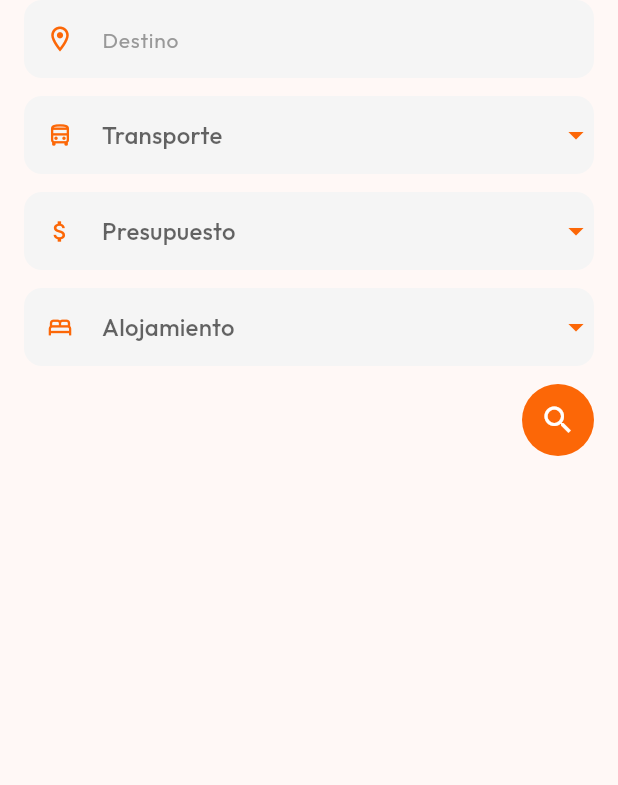
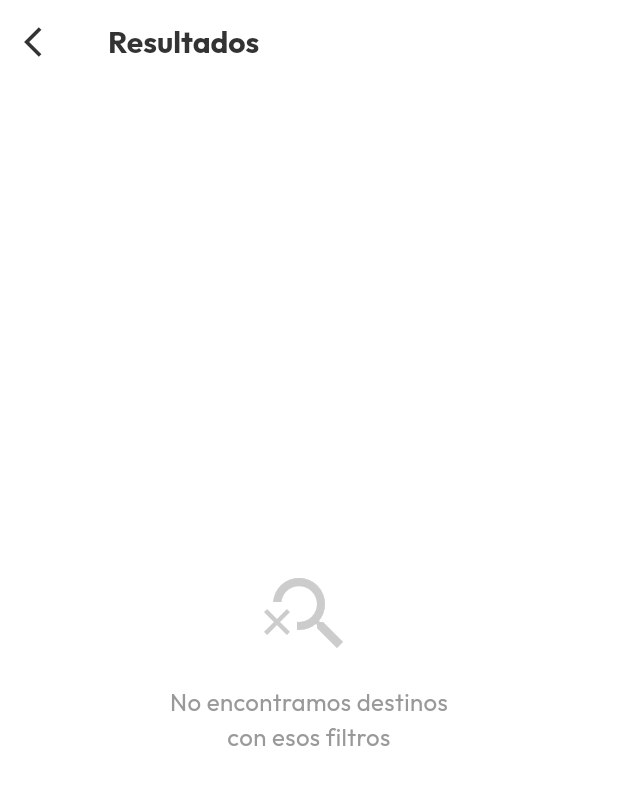
Before and after one commit to gdicecilia-d/SamanGo, a Flutter app: the SearchBarWidget widget shown alone on an empty page, opened directly, after a tap on the "search" icon, on a phone screen of 412 x 824 dp. Shown: the top 785 px of the screen. Run offline on Flutter 3.47's test engine with Material 3 defaults, Android fonts, the light colour scheme and no system bars; our stand-ins replace cloud_firestore, file_picker, firebase_auth, firebase_core, firebase_storage, google_fonts and 1 more; accounts and stored records are empty.

Commit message:
Buscador del estudiante

```diff
--- /dev/null
+++ b/lib/views/student/search_results_view.dart
@@ -0,0 +1,345 @@
+// Pantalla que muestra los resultados de la búsqueda
+import 'package:flutter/material.dart';
+import 'package:google_fonts/google_fonts.dart';
+import 'package:cloud_firestore/cloud_firestore.dart';
+
+class SearchResultsView extends StatefulWidget {
+  // Filtros que llegan desde el buscador
+  final String destino;
+  final String? transporte;
+  final String? presupuesto;
+  final String? alojamiento;
+
+  const SearchResultsView({
+    super.key,
+    required this.destino,
+    this.transporte,
+    this.presupuesto,
+    this.alojamiento,
+  });
+
+  @override
+  State<SearchResultsView> createState() => _SearchResultsViewState();
+}
+
+class _SearchResultsViewState extends State<SearchResultsView> {
+
+  // Consulta Firestore y aplica los filtros seleccionados
+  Future<List<Map<String, dynamic>>> _buscarDestinos() async {
+    Query query = FirebaseFirestore.instance.collection('destinos');
+
+    // Filtra por transporte si el usuario eligió uno específico
+    if (widget.transporte != null && widget.transporte != 'Todos') {
+      query = query.where('transporte', isEqualTo: widget.transporte);
+    }
+
+    // Filtra por alojamiento si el usuario eligió uno específico
+    if (widget.alojamiento != null && widget.alojamiento != 'Todos') {
+      query = query.where('alojamiento', isEqualTo: widget.alojamiento);
+    }
+
+    // Trae los documentos de Firestore
+    final snapshot = await query.get();
+    final todos = snapshot.docs.map((doc) {
+      return {'id': doc.id, ...doc.data() as Map<String, dynamic>};
+    }).toList();
+
+    // Filtra por texto del destino (busca en nombre y ubicación)
+    final texto = widget.destino.toLowerCase().trim();
+    final filtrados = texto.isEmpty
+        ? todos
+        : todos.where((d) {
+            final nombre = (d['nombre'] ?? '').toString().toLowerCase();
+            final ubicacion = (d['ubicacion'] ?? '').toString().toLowerCase();
+            return nombre.contains(texto) || ubicacion.contains(texto);
+          }).toList();
+
+    // Aplica el filtro de presupuesto si fue seleccionado
+    if (widget.presupuesto != null && widget.presupuesto != 'Todos') {
+      return _filtrarPorPresupuesto(filtrados, widget.presupuesto!);
+    }
+
+    return filtrados;
+  }
+
+  // Filtra la lista por rango de precio
+  List<Map<String, dynamic>> _filtrarPorPresupuesto(
+    List<Map<String, dynamic>> lista,
+    String rango,
+  ) {
+    double min = 0;
+    double max = double.infinity;
+
+    // Asigna el rango según la opción elegida
+    if (rango == '\$0 - \$50') { min = 0; max = 50; }
+    else if (rango == '\$50 - \$100') { min = 50; max = 100; }
+    else if (rango == '\$100 - \$200') { min = 100; max = 200; }
+    else if (rango == '\$200+') { min = 200; max = double.infinity; }
+
+    return lista.where((d) {
+      final precio = (d['precio'] ?? 0).toDouble();
+      return precio >= min && precio <= max;
+    }).toList();
+  }
+
+  @override
+  Widget build(BuildContext context) {
+    return Scaffold(
+      backgroundColor: Colors.white,
+      appBar: AppBar(
+        backgroundColor: Colors.white,
+        elevation: 0,
+        // Botón para volver a la pantalla anterior
+        leading: IconButton(
+          icon: const Icon(Icons.arrow_back_ios, color: Color(0xFF333333)),
+          onPressed: () => Navigator.pop(context),
+        ),
+        title: Text(
+          'Resultados',
+          style: GoogleFonts.outfit(
+            fontSize: 20,
+            fontWeight: FontWeight.bold,
+            color: const Color(0xFF333333),
+          ),
+        ),
+      ),
+      body: Column(
+        crossAxisAlignment: CrossAxisAlignment.start,
+        children: [
+          // Chips que muestran los filtros activos
+          _buildFiltrosActivos(),
+          Expanded(
+            child: FutureBuilder<List<Map<String, dynamic>>>(
+              future: _buscarDestinos(),
+              builder: (context, snapshot) {
+                // Mientras carga muestra un indicador
+                if (snapshot.connectionState == ConnectionState.waiting) {
+                  return const Center(
+                    child: CircularProgressIndicator(color: Color(0xFFFC6707)),
+                  );
+                }
+                // Si hubo un error lo muestra
+                if (snapshot.hasError) {
+                  return Center(
+                    child: Text(
+                      'Error al cargar resultados',
+                      style: GoogleFonts.outfit(color: Colors.red),
+                    ),
+                  );
+                }
+                final resultados = snapshot.data ?? [];
+                // Si no hay resultados muestra un mensaje
+                if (resultados.isEmpty) {
+                  return _buildSinResultados();
+                }
+                // Si hay resultados los muestra en lista
+                return _buildListaResultados(resultados);
+              },
+            ),
+          ),
+        ],
+      ),
+    );
+  }
+
+  // Muestra chips naranjas con cada filtro que el usuario aplicó
+  Widget _buildFiltrosActivos() {
+    final filtros = <String>[];
+    if (widget.destino.isNotEmpty) filtros.add(widget.destino);
+    if (widget.transporte != null && widget.transporte != 'Todos') filtros.add(widget.transporte!);
+    if (widget.presupuesto != null && widget.presupuesto != 'Todos') filtros.add(widget.presupuesto!);
+    if (widget.alojamiento != null && widget.alojamiento != 'Todos') filtros.add(widget.alojamiento!);
+
+    // Si no hay filtros no muestra nada
+    if (filtros.isEmpty) return const SizedBox.shrink();
+
+    return Padding(
+      padding: const EdgeInsets.symmetric(horizontal: 16, vertical: 8),
+      child: Wrap(
+        spacing: 8,
+        children: filtros.map((f) => Chip(
+          label: Text(f, style: GoogleFonts.outfit(fontSize: 13, color: Colors.white)),
+          backgroundColor: const Color(0xFFFC6707),
+          padding: const EdgeInsets.symmetric(horizontal: 4),
+        )).toList(),
+      ),
+    );
+  }
+
+  // Mensaje cuando no hay destinos que coincidan con la búsqueda
+  Widget _buildSinResultados() {
+    return Center(
+      child: Column(
+        mainAxisAlignment: MainAxisAlignment.center,
+        children: [
+          const Icon(Icons.search_off, size: 64, color: Color(0xFFCCCCCC)),
+          const SizedBox(height: 16),
+          Text(
+            'No encontramos destinos\ncon esos filtros',
+            textAlign: TextAlign.center,
+            style: GoogleFonts.outfit(fontSize: 16, color: const Color(0xFF999999)),
+          ),
+        ],
+      ),
+    );
+  }
+
+  // Lista scrolleable con todas las tarjetas de resultados
+  Widget _buildListaResultados(List<Map<String, dynamic>> resultados) {
+    return ListView.separated(
+      padding: const EdgeInsets.all(16),
+      itemCount: resultados.length,
+      separatorBuilder: (_, __) => const SizedBox(height: 16),
+      itemBuilder: (context, index) {
+        return _buildResultCard(resultados[index]);
+      },
+    );
+  }
+
+  // Tarjeta individual con la info de cada destino
+  Widget _buildResultCard(Map<String, dynamic> destino) {
+    // Saca los datos del documento de Firestore
+    final imagen = destino['imagen'] ?? '';
+    final nombre = destino['nombre'] ?? 'Sin nombre';
+    final ubicacion = destino['ubicacion'] ?? '';
+    final precio = (destino['precio'] ?? 0).toDouble();
+    final transporte = destino['transporte'] ?? '';
+    final alojamiento = destino['alojamiento'] ?? '';
+
+    return Container(
+      decoration: BoxDecoration(
+        color: Colors.white,
+        borderRadius: BorderRadius.circular(16),
+        boxShadow: [
+          BoxShadow(
+            color: Colors.black.withOpacity(0.07),
+            blurRadius: 10,
+            offset: const Offset(0, 3),
+          ),
+        ],
+      ),
+      child: Row(
+        children: [
+          // Imagen del destino a la izquierda
+          ClipRRect(
+            borderRadius: const BorderRadius.only(
+              topLeft: Radius.circular(16),
+              bottomLeft: Radius.circular(16),
+            ),
+            child: imagen.isNotEmpty
+                ? Image.network(
+                    imagen,
+                    width: 110,
+                    height: 110,
+                    fit: BoxFit.cover,
+                    errorBuilder: (_, __, ___) => _buildImagenPlaceholder(),
+                  )
+                : _buildImagenPlaceholder(),
+          ),
+          // Información del destino a la derecha
+          Expanded(
+            child: Padding(
+              padding: const EdgeInsets.all(12),
+              child: Column(
+                crossAxisAlignment: CrossAxisAlignment.start,
+                children: [
+                  // Nombre del destino
+                  Text(
+                    nombre,
+                    style: GoogleFonts.outfit(
+                      fontSize: 16,
+                      fontWeight: FontWeight.bold,
+                      color: const Color(0xFF333333),
+                    ),
+                  ),
+                  const SizedBox(height: 4),
+                  // Ubicación con ícono de pin
+                  Row(
+                    children: [
+                      const Icon(Icons.location_on_outlined, size: 14, color: Color(0xFFFC6707)),
+                      const SizedBox(width: 2),
+                      Expanded(
+                        child: Text(
+                          ubicacion,
+                          style: GoogleFonts.outfit(fontSize: 13, color: const Color(0xFF888888)),
+                          overflow: TextOverflow.ellipsis,
+                        ),
+                      ),
+                    ],
+                  ),
+                  const SizedBox(height: 6),
+                  // Tags de transporte y alojamiento
+                  Wrap(
+                    spacing: 6,
+                    children: [
+                      if (transporte.isNotEmpty) _buildTag(transporte, Icons.directions_bus_outlined),
+                      if (alojamiento.isNotEmpty) _buildTag(alojamiento, Icons.bed_outlined),
+                    ],
+                  ),
+                  const SizedBox(height: 8),
+                  // Precio y botón ver más
+                  Row(
+                    mainAxisAlignment: MainAxisAlignment.spaceBetween,
+                    children: [
+                      Text(
+                        '\$${precio.toStringAsFixed(0)}',
+                        style: GoogleFonts.outfit(
+                          fontSize: 18,
+                          fontWeight: FontWeight.bold,
+                          color: const Color(0xFFFC6707),
+                        ),
+                      ),
+                      TextButton(
+                        onPressed: () {},
+                        child: Text(
+                          'Ver más',
+                          style: GoogleFonts.outfit(
+                            fontSize: 13,
+                            color: const Color(0xFFFC6707),
+                            fontWeight: FontWeight.w600,
+                          ),
+                        ),
+                      ),
+                    ],
+                  ),
+                ],
+              ),
+            ),
+          ),
+        ],
+      ),
+    );
+  }
+
+  // Cuadro gris que aparece cuando un destino no tiene imagen
+  Widget _buildImagenPlaceholder() {
+    return Container(
+      width: 110,
+      height: 110,
+      color: const Color(0xFFFDDBB3),
+      child: const Icon(Icons.image, color: Color(0xFFFC6707), size: 32),
+    );
+  }
+
+  // Tag pequeño con ícono para mostrar transporte o alojamiento
+  Widget _buildTag(String texto, IconData icon) {
+    return Container(
+      padding: const EdgeInsets.symmetric(horizontal: 8, vertical: 3),
+      decoration: BoxDecoration(
+        color: const Color(0xFFFFF3EB),
+        borderRadius: BorderRadius.circular(20),
+      ),
+      child: Row(
+        mainAxisSize: MainAxisSize.min,
+        children: [
+          Icon(icon, size: 12, color: const Color(0xFFFC6707)),
+          const SizedBox(width: 3),
+          Text(
+            texto,
+            style: GoogleFonts.outfit(fontSize: 11, color: const Color(0xFFFC6707)),
+          ),
+        ],
+      ),
+    );
+  }
+}
--- a/lib/views/student/widgets/search_bar.dart
+++ b/lib/views/student/widgets/search_bar.dart
@@ -1,6 +1,7 @@
 // Buscador multicriterio
 import 'package:flutter/material.dart';
 import 'package:google_fonts/google_fonts.dart';
+import '../search_results_view.dart';
 
 class SearchBarWidget extends StatefulWidget {
   const SearchBarWidget({super.key});
@@ -10,45 +11,67 @@ class SearchBarWidget extends StatefulWidget {
 }
 
 class _SearchBarWidgetState extends State<SearchBarWidget> {
+  // Controlador del campo de texto de destino
   final TextEditingController _destinoController = TextEditingController();
+
+  // Valores seleccionados en los filtros
   String? _selectedTransporte;
   String? _selectedPresupuesto;
   String? _selectedAlojamiento;
 
+  // Opciones de cada filtro
   final List<String> _transportes = ['Todos', 'Bus', 'Avión', 'Barco', '4x4'];
   final List<String> _presupuestos = ['Todos', '\$0 - \$50', '\$50 - \$100', '\$100 - \$200', '\$200+'];
   final List<String> _alojamientos = ['Todos', 'Hotel', 'Posada', 'Camping', 'Eco lodge'];
+
+  // Abre la pantalla de resultados con los filtros que el usuario eligió
+void _buscar() {
+    final ctx = context;
+    WidgetsBinding.instance.addPostFrameCallback((_) {
+      Navigator.of(ctx, rootNavigator: true).push(
+        MaterialPageRoute(
+          builder: (_) => SearchResultsView(
+            destino: _destinoController.text.trim(),
+            transporte: _selectedTransporte,
+            presupuesto: _selectedPresupuesto,
+            alojamiento: _selectedAlojamiento,
+          ),
+        ),
+      );
+    });
+  }
 
   @override
   Widget build(BuildContext context) {
     final screenWidth = MediaQuery.of(context).size.width;
     final isMobile = screenWidth < 850;
 
+    // Muestra el layout según el tamaño de pantalla
     if (isMobile) {
       return _buildMobileLayout();
     }
     return _buildDesktopLayout();
   }
 
-  // Cell
+  // Layout móvil: campos apilados uno debajo del otro
   Widget _buildMobileLayout() {
     return Container(
       margin: const EdgeInsets.symmetric(horizontal: 16),
       child: Column(
         children: [
-          // Destino
+          // Campo de texto para escribir el destino
           _buildMobileField('Destino', Icons.location_on_outlined, isDropdown: false),
           const SizedBox(height: 12),
-          // Transporte
+          // Dropdown de transporte
           _buildMobileField('Transporte', Icons.directions_bus_outlined, options: _transportes),
           const SizedBox(height: 12),
-          // Presupuesto
+          // Dropdown de presupuesto
           _buildMobileField('Presupuesto', Icons.attach_money_outlined, options: _presupuestos),
           const SizedBox(height: 12),
-          // Alojamiento
+          // Dropdown de alojamiento
           _buildMobileField('Alojamiento', Icons.bed_outlined, options: _alojamientos),
           const SizedBox(height: 12),
-          // Lupa (botón buscar)
+          // Botón de búsqueda alineado a la derecha
           Align(
             alignment: Alignment.centerRight,
             child: Container(
@@ -58,7 +81,7 @@ class _SearchBarWidgetState extends State<SearchBarWidget> {
               ),
               child: IconButton(
                 icon: const Icon(Icons.search, color: Colors.white, size: 24),
-                onPressed: () {},
+                onPressed: _buscar,
               ),
             ),
           ),
@@ -67,8 +90,11 @@ class _SearchBarWidgetState extends State<SearchBarWidget> {
     );
   }
 
+  // Crea un campo individual para el layout móvil
+  // Si isDropdown es false, muestra un TextField; si es true, muestra un Dropdown
   Widget _buildMobileField(String hint, IconData icon, {List<String>? options, bool isDropdown = true}) {
     if (!isDropdown) {
+      // Campo de texto libre para el destino
       return Container(
         decoration: BoxDecoration(
           color: const Color(0xFFF5F5F5),
@@ -86,6 +112,8 @@ class _SearchBarWidgetState extends State<SearchBarWidget> {
         ),
       );
     }
+
+    // Dropdown con las opciones del filtro
     return Container(
       decoration: BoxDecoration(
         color: const Color(0xFFF5F5F5),
@@ -104,6 +132,7 @@ class _SearchBarWidgetState extends State<SearchBarWidget> {
           return DropdownMenuItem(value: option, child: Text(option, style: GoogleFonts.outfit(fontSize: 14)));
         }).toList(),
         onChanged: (value) {
+          // Guarda el valor seleccionado según el filtro
           setState(() {
             if (hint == 'Transporte') _selectedTransporte = value;
             if (hint == 'Presupuesto') _selectedPresupuesto = value;
@@ -116,7 +145,7 @@ class _SearchBarWidgetState extends State<SearchBarWidget> {
     );
   }
 
-  // Compu
+  // Layout escritorio: todos los campos en una sola fila con imagen de fondo
   Widget _buildDesktopLayout() {
     return Container(
       margin: const EdgeInsets.symmetric(horizontal: 24),
@@ -138,19 +167,24 @@ class _SearchBarWidgetState extends State<SearchBarWidget> {
           ),
           child: Row(
             children: [
+              // Campo de destino
               _buildDesktopField('Destino', Icons.location_on_outlined, isDropdown: false),
               _buildDivider(),
+              // Dropdown de transporte
               _buildDesktopField('Transporte', Icons.directions_bus_outlined, options: _transportes),
               _buildDivider(),
+              // Dropdown de presupuesto
               _buildDesktopField('Presupuesto', Icons.attach_money_outlined, options: _presupuestos),
               _buildDivider(),
+              // Dropdown de alojamiento
               _buildDesktopField('Alojamiento', Icons.bed_outlined, options: _alojamientos),
+              // Botón de búsqueda
               Container(
                 margin: const EdgeInsets.all(4),
                 decoration: const BoxDecoration(color: Color(0xFFFC6707), shape: BoxShape.circle),
                 child: IconButton(
                   icon: const Icon(Icons.search, color: Colors.white, size: 22),
-                  onPressed: () {},
+                  onPressed: _buscar,
                 ),
               ),
             ],
@@ -160,8 +194,10 @@ class _SearchBarWidgetState extends State<SearchBarWidget> {
     );
   }
 
+  // Crea un campo individual para el layout escritorio
   Widget _buildDesktopField(String hint, IconData icon, {List<String>? options, bool isDropdown = true}) {
     if (!isDropdown) {
+      // Campo de texto libre para el destino
       return Expanded(
         child: TextField(
           controller: _destinoController,
@@ -175,6 +211,8 @@ class _SearchBarWidgetState extends State<SearchBarWidget> {
         ),
       );
     }
+
+    // Dropdown con las opciones del filtro
     return Expanded(
       child: DropdownButtonFormField<String>(
         decoration: InputDecoration(
@@ -189,6 +227,7 @@ class _SearchBarWidgetState extends State<SearchBarWidget> {
           return DropdownMenuItem(value: option, child: Text(option, style: GoogleFonts.outfit(fontSize: 14)));
         }).toList(),
         onChanged: (value) {
+          // Guarda el valor seleccionado según el filtro
           setState(() {
             if (hint == 'Transporte') _selectedTransporte = value;
             if (hint == 'Presupuesto') _selectedPresupuesto = value;
@@ -201,6 +240,7 @@ class _SearchBarWidgetState extends State<SearchBarWidget> {
     );
   }
 
+  // Devuelve el valor actual del dropdown según su nombre
   String? _getCurrentValue(String hint) {
     switch (hint) {
       case 'Transporte':
@@ -214,6 +254,7 @@ class _SearchBarWidgetState extends State<SearchBarWidget> {
     }
   }
 
+  // Línea separadora entre campos del buscador en escritorio
   Widget _buildDivider() {
     return Container(width: 1, height: 30, color: const Color(0xFFFC6707));
   }
--- a/pubspec.yaml
+++ b/pubspec.yaml
@@ -38,7 +38,7 @@ dependencies:
   font_awesome_flutter: ^11.0.0
   firebase_core: ^4.9.0
   firebase_auth: ^6.5.1
-  cloud_firestore: ^6.4.1
+  cloud_firestore: ^6.5.0
 
   # --- Gestión de estado global ---
   provider: ^6.1.2
```
Also changed, not shown: pubspec.lock.
